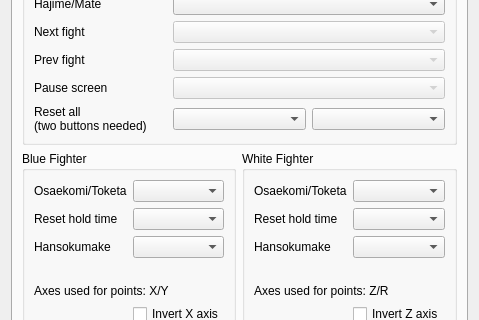
The window that base/settingsdlg.ui (fmuecke/Ipponboard) describes before a commit, drawn with Qt 5; both pictures show x 0 to 479 and y 82 to 402 of the 479 by 537 pixel window.
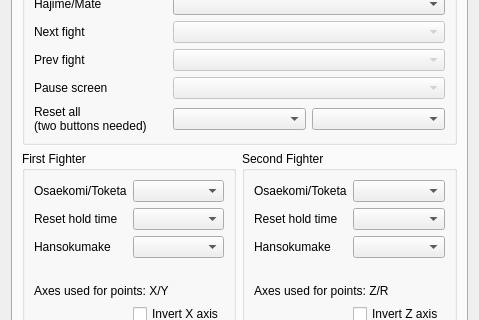
The same window after the commit. The open tabs and pages were chosen to show the change. Icons and pictures are not drawn. Custom widgets are drawn as their Qt base class.

Commit message: ALL: changed white and blue fighters to first and second

```diff
--- a/base/settingsdlg.ui
+++ b/base/settingsdlg.ui
@@ -894,7 +894,7 @@
          <item>
           <widget class="QGroupBox" name="groupBox_blue">
            <property name="title">
-            <string>Blue Fighter</string>
+            <string>First Fighter</string>
            </property>
            <layout class="QGridLayout" name="gridLayout_4">
             <item row="0" column="0">
@@ -988,7 +988,7 @@
          <item>
           <widget class="QGroupBox" name="groupBox_white">
            <property name="title">
-            <string>White Fighter</string>
+            <string>Second Fighter</string>
            </property>
            <layout class="QGridLayout" name="gridLayout_5">
             <item row="0" column="0">
```
Left out of the diff: 60 changed lines with no effect on the pictures. The commit also changes 21 other files.
